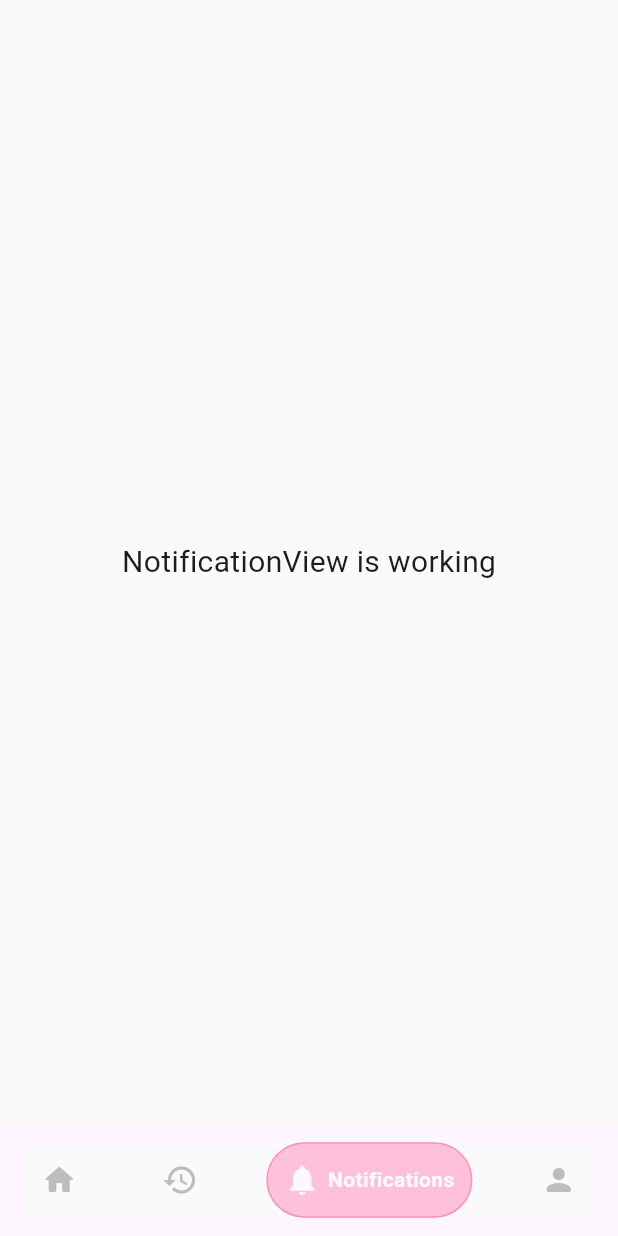
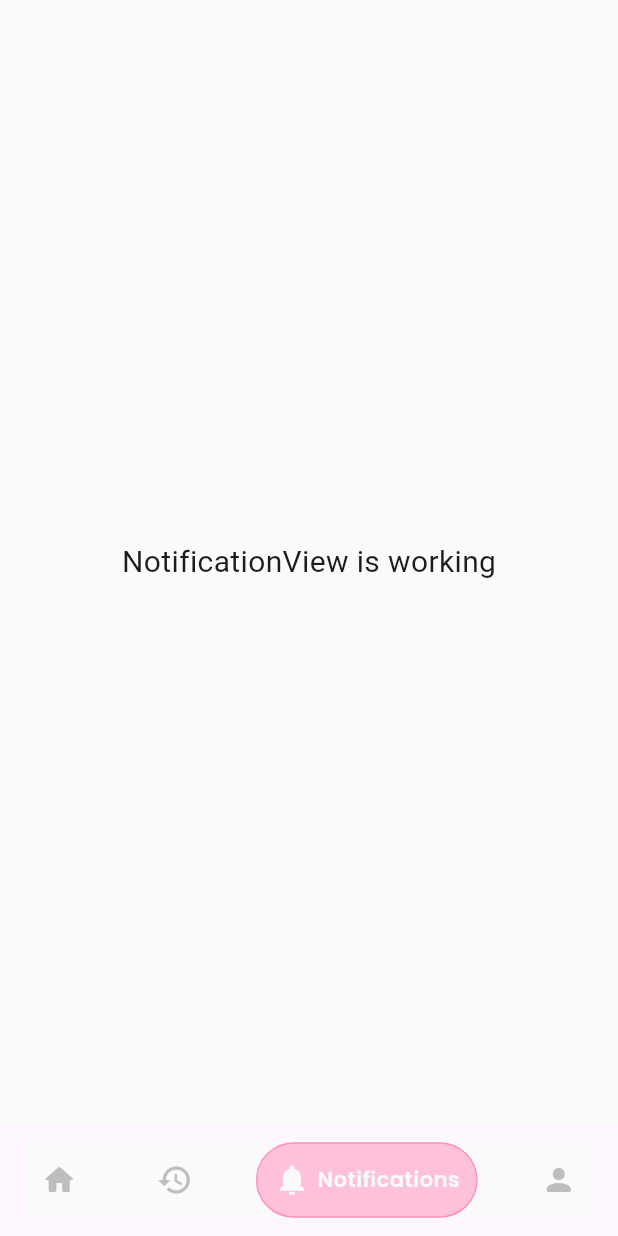
Before and after one commit to zakizakiran/chingu-movie, a Flutter app: the BottomNavigationView screen opened by its route, item 3 of the bottom bar chosen, on a phone screen of 412 x 824 dp. Run offline on Flutter 3.47's test engine with Material 3 defaults, Android fonts, the phone set to English and light mode, and no system bars; drawn by our look-alikes of google_nav_bar; our stand-ins replace email_validator, flutter_screenutil, get, google_fonts, hexcolor.

Commit message:
updated styling

```diff
--- a/lib/app/modules/bottom_navigation/views/bottom_navigation_view.dart
+++ b/lib/app/modules/bottom_navigation/views/bottom_navigation_view.dart
@@ -7,6 +7,7 @@ import 'package:chingu_app/app/modules/order_history/views/order_history_view.da
 import 'package:chingu_app/app/modules/profile/controllers/profile_controller.dart';
 import 'package:chingu_app/app/modules/profile/views/profile_view.dart';
 import 'package:chingu_app/shared/constant/colors.dart';
+import 'package:chingu_app/shared/constant/text_styles.dart';
 import 'package:flutter/material.dart';
 import 'package:flutter_screenutil/flutter_screenutil.dart';
 
@@ -47,10 +48,26 @@ class BottomNavigationView extends GetView<BottomNavigationController> {
             selectedIndex: controller.currentIndex.value,
             onTabChange: controller.changePage,
             tabs: [
-              GButton(icon: Icons.home_rounded, text: 'Home'),
-              GButton(icon: Icons.history, text: 'Order History'),
-              GButton(icon: Icons.notifications, text: 'Notifications'),
-              GButton(icon: Icons.person_rounded, text: 'Profile'),
+              GButton(
+                icon: Icons.home_rounded,
+                text: 'Home',
+                textStyle: AppTextStyles.navigation,
+              ),
+              GButton(
+                icon: Icons.history,
+                text: 'Order History',
+                textStyle: AppTextStyles.navigation,
+              ),
+              GButton(
+                icon: Icons.notifications,
+                text: 'Notifications',
+                textStyle: AppTextStyles.navigation,
+              ),
+              GButton(
+                icon: Icons.person_rounded,
+                text: 'Profile',
+                textStyle: AppTextStyles.navigation,
+              ),
             ],
           ),
         ),
--- a/lib/app/modules/register/views/register_view.dart
+++ b/lib/app/modules/register/views/register_view.dart
@@ -190,6 +190,7 @@ class RegisterView extends GetView<RegisterController> {
                             textStyle: AppTextStyles.buttonDark,
                             height: 65.h,
                           ),
+                          SizedBox(height: 16.h),
                         ],
                       ),
                     ],
--- a/lib/shared/constant/text_styles.dart
+++ b/lib/shared/constant/text_styles.dart
@@ -20,6 +20,12 @@ class AppTextStyles {
     fontSize: 16.sp,
     fontWeight: FontWeight.w600,
     color: AppColors.text,
+  );
+
+  static TextStyle get navigation => GoogleFonts.poppins(
+    fontSize: 14.sp,
+    fontWeight: FontWeight.w600,
+    color: AppColors.white,
   );
 
   static TextStyle get buttonLight => GoogleFonts.poppins(
```
